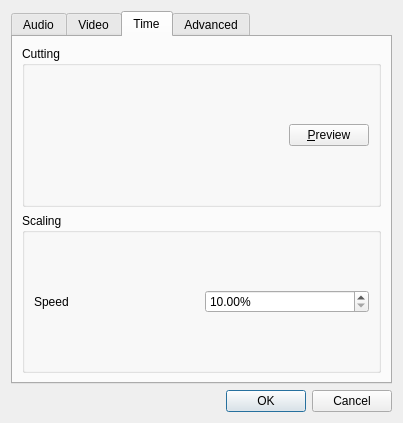
Before: the Qt Designer form src/ui/conversionparameterdialog.ui in qwinff/qwinff, drawn with Qt 5.
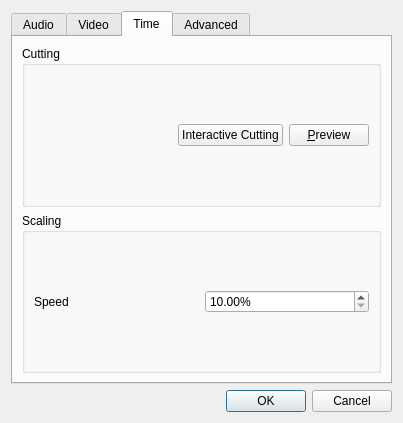
After: the same form once the commit is applied. The open tabs and pages were chosen to show the change. Icons and pictures are not drawn.

Commit message: ConversionParameterDialog: add a button to call InteractiveCuttingDialog.

```diff
--- a/src/ui/conversionparameterdialog.ui
+++ b/src/ui/conversionparameterdialog.ui
@@ -424,6 +424,13 @@
                 </property>
                </spacer>
               </item>
+              <item>
+               <widget class="QPushButton" name="btnInteractiveCutting">
+                <property name="text">
+                 <string>Interactive Cutting</string>
+                </property>
+               </widget>
+              </item>
               <item>
                <widget class="QPushButton" name="btnPreview">
                 <property name="text">
```
Left out of the diff: 2 changed lines with no effect on the pictures. The commit also changes 2 other files.
